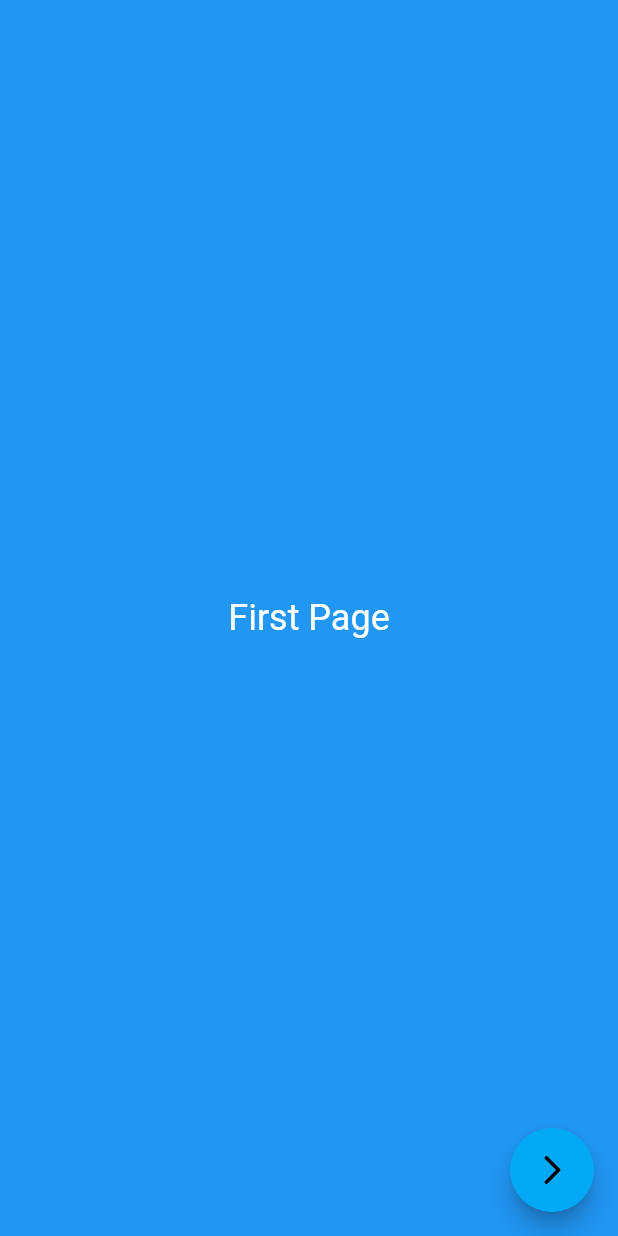
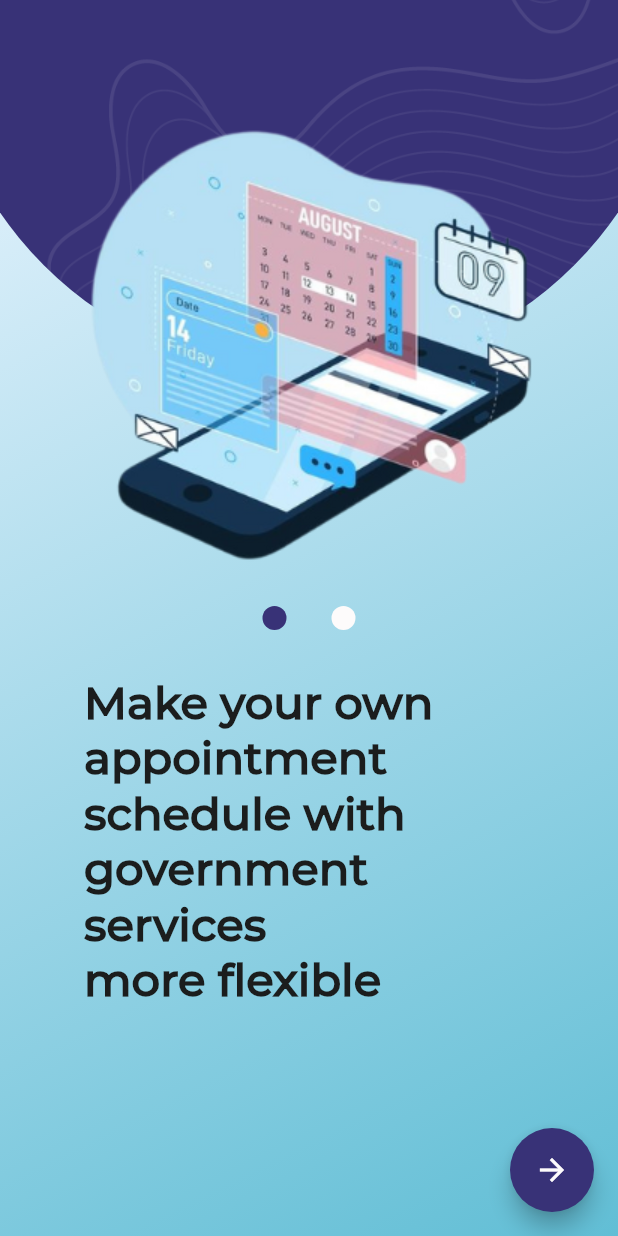
Before and after one commit to Azizie13/TemuGov, a Flutter app: the InfoPage screen opened directly, on a phone screen of 412 x 824 dp. Run offline on Flutter 3.47's test engine with Material 2 defaults, Android fonts, the phone set to English and light mode, and no system bars; our stand-ins replace animated_splash_screen, google_fonts, page_transition.

Commit message:
Completed Infopage looks

```diff
--- a/lib/info_pages/info_page.dart
+++ b/lib/info_pages/info_page.dart
@@ -1,4 +1,6 @@
 import 'package:flutter/material.dart';
+import 'package:temugov_dev/app_styles.dart';
+import 'package:temugov_dev/decoration/background.dart';
 
 class InfoPage extends StatelessWidget {
   InfoPage({super.key});
@@ -13,26 +15,8 @@ class InfoPage extends StatelessWidget {
         controller: _pageController,
         physics: const BouncingScrollPhysics(),
         children: [
-          // First Page
-          Container(
-            color: Colors.blue,
-            child: const Center(
-              child: Text(
-                'First Page',
-                style: TextStyle(fontSize: 24, color: Colors.white),
-              ),
-            ),
-          ),
-          // Second Page
-          Container(
-            color: Colors.red,
-            child: const Center(
-              child: Text(
-                'Second Page',
-                style: TextStyle(fontSize: 24, color: Colors.white),
-              ),
-            ),
-          ),
+          firstPage(),
+          secondPage(),
         ],
         onPageChanged: (pageIndex) => {
           if (pageIndex == _lastPageIndex)
@@ -42,6 +26,8 @@ class InfoPage extends StatelessWidget {
         },
       ),
       floatingActionButton: FloatingActionButton(
+          backgroundColor: kPurple,
+          foregroundColor: kWhite,
           onPressed: () {
             if (_pageController.page == _lastPageIndex) {
               //Navigate to a new page
@@ -52,7 +38,153 @@ class InfoPage extends StatelessWidget {
                   curve: Curves.ease);
             }
           },
-          child: const Icon(Icons.arrow_forward_ios_rounded)),
+          child: const Icon(Icons.arrow_forward_sharp)),
+    );
+  }
+
+  Widget firstPage() {
+    Widget pageNotch = Row(
+      mainAxisAlignment: MainAxisAlignment.center,
+      children: [
+        Container(
+          width: 16,
+          height: 16,
+          decoration: const BoxDecoration(
+            shape: BoxShape.circle,
+            color: kPurple,
+          ),
+        ),
+        const SizedBox(width: 30),
+        Container(
+          width: 16,
+          height: 16,
+          decoration: const BoxDecoration(
+            shape: BoxShape.circle,
+            color: kWhite,
+          ),
+        ),
+      ],
+    );
+
+    Widget imageStack = Stack(
+      alignment: Alignment.center,
+      children: [
+        Positioned(
+          top: -250,
+          child: Container(
+            height: 500,
+            width: 500,
+            decoration: const BoxDecoration(
+              image: DecorationImage(
+                  fit: BoxFit.cover,
+                  image: AssetImage("assets/images/CircleDecoration.png"),
+                  opacity: 0.09),
+              shape: BoxShape.circle,
+              color: kPurple,
+            ),
+          ),
+        ),
+        const Positioned(
+          top: -30,
+          child: Image(
+            image: AssetImage("assets/images/Info1.png"),
+            height: 520,
+            width: 505,
+          ),
+        ),
+        pageNotch,
+        Positioned(
+          top: 450,
+          child: SizedBox(
+            width: 300,
+            height: 230,
+            child: Text(
+              "Make your own \nappointment \nschedule with\ngovernment\nservices\nmore flexible",
+              style: kMontExtraBold.copyWith(fontSize: 30),
+            ),
+          ),
+        ),
+      ],
+    );
+
+    return Container(
+      height: double.infinity,
+      width: double.infinity,
+      decoration: backgroundGradient(),
+      child: imageStack,
+    );
+  }
+
+  Widget secondPage() {
+    Widget pageNotch = Row(
+      mainAxisAlignment: MainAxisAlignment.center,
+      children: [
+        Container(
+          width: 16,
+          height: 16,
+          decoration: const BoxDecoration(
+            shape: BoxShape.circle,
+            color: kWhite,
+          ),
+        ),
+        const SizedBox(width: 30),
+        Container(
+          width: 16,
+          height: 16,
+          decoration: const BoxDecoration(
+            shape: BoxShape.circle,
+            color: kPurple,
+          ),
+        ),
+      ],
+    );
+
+    Widget imageStack = Stack(
+      alignment: Alignment.center,
+      children: [
+        Positioned(
+          top: -250,
+          child: Container(
+            height: 500,
+            width: 500,
+            decoration: const BoxDecoration(
+              image: DecorationImage(
+                  fit: BoxFit.cover,
+                  image: AssetImage("assets/images/CircleDecoration.png"),
+                  opacity: 0.09),
+              shape: BoxShape.circle,
+              color: kPurple,
+            ),
+          ),
+        ),
+        const Positioned(
+          top: 20,
+          child: Image(
+            image: AssetImage("assets/images/Info2.png"),
+            height: 394,
+            width: 375,
+          ),
+        ),
+        pageNotch,
+        Positioned(
+          top: 470,
+          child: SizedBox(
+            width: 300,
+            height: 230,
+            child: Text(
+              "Interact with\nvarious government\nservices in one\nplatform",
+              style: kMontExtraBold.copyWith(fontSize: 30),
+            ),
+          ),
+        ),
+      ],
+    );
+
+    return Container(
+      height: double.infinity,
+      width: double.infinity,
+      decoration: backgroundGradient(),
+      child: imageStack,
     );
   }
 }
```
Also changed, not shown: assets/images/CircleDecoration.png (added).
